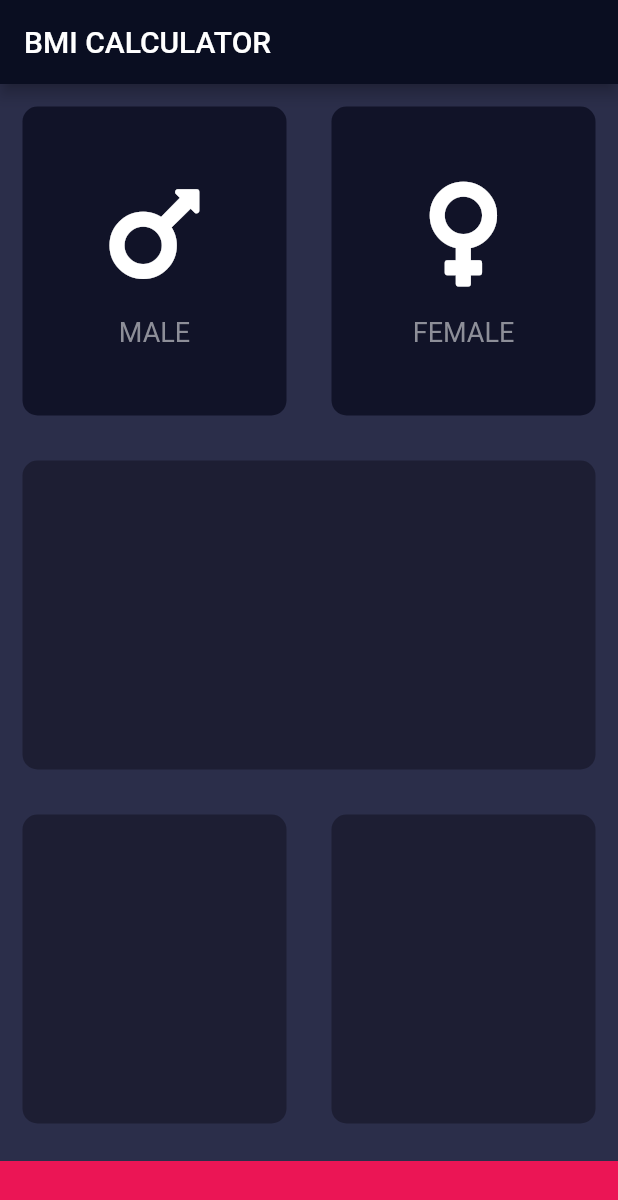
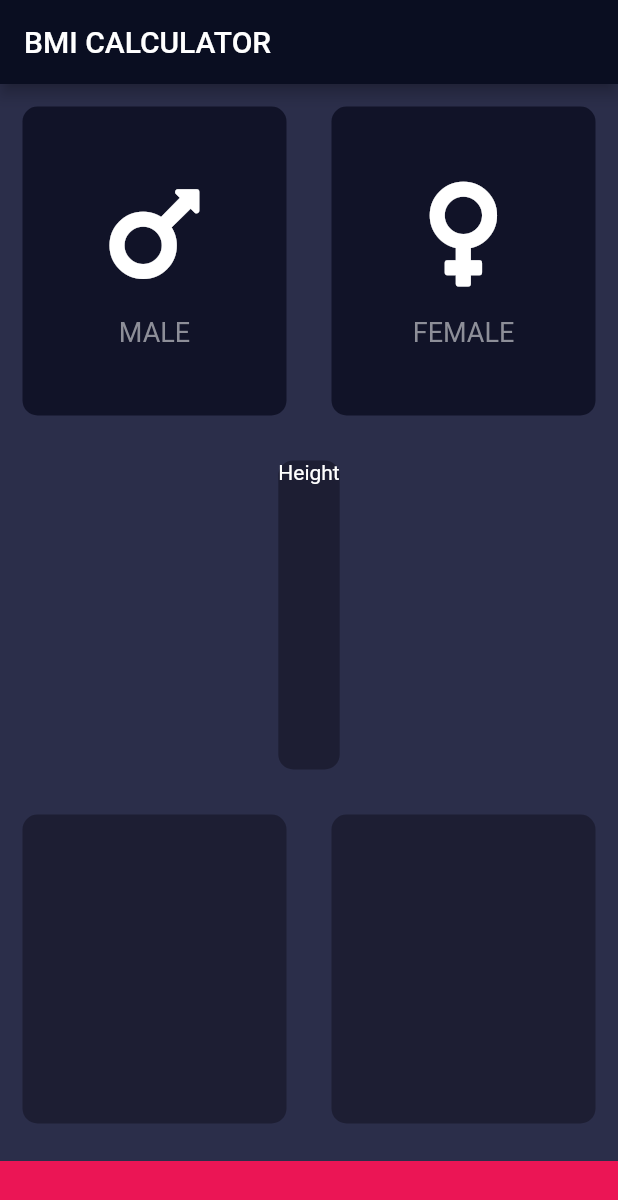
Before and after one commit to Sioomak/BMI-fullter-app, a Flutter app: the screen it shows after launch, on a phone screen of 412 x 824 dp. Shown: the top 1200 px of the screen. Run offline on Flutter 3.47's test engine with Material 2 defaults, Android fonts, the phone set to English and light mode, and no system bars; our stand-ins replace font_awesome_flutter.

Commit message:
all constants moved to a separate dart file

```diff
--- /dev/null
+++ b/lib/constants.dart
@@ -0,0 +1,11 @@
+import "package:flutter/material.dart";
+
+const labelTextStyle = TextStyle(
+  fontSize: 18.0,
+  color: Color(0xFF8D8E98),
+);
+
+const kBottomContainerHeight = 50.0;
+const kActiveCardsColor = Color(0xFF1D1E33);
+const kInactiveCardColor = Color(0xFF111328);
+const kBottomContainerColor = Color(0xFFEB1555);
--- a/lib/icont_content.dart
+++ b/lib/icont_content.dart
@@ -1,9 +1,5 @@
 import 'package:flutter/material.dart';
-
-const labelTextStyle = TextStyle(
-  fontSize: 18.0,
-  color: Color(0xFF8D8E98),
-);
+import 'constants.dart';
 
 class IconContent extends StatelessWidget {
   IconContent({this.icon, this.label});
--- a/lib/input_page.dart
+++ b/lib/input_page.dart
@@ -2,13 +2,7 @@ import 'package:flutter/material.dart';
 import 'package:font_awesome_flutter/font_awesome_flutter.dart';
 import 'icont_content.dart';
 import 'reusable_card.dart';
-
-const bottomContainerHeight = 50.0;
-
-const activeCardsColor = Color(0xFF1D1E33);
-const inactiveCardColor = Color(0xFF111328);
-
-const bottomContainerColor = Color(0xFFEB1555);
+import 'constants.dart';
 
 enum Gender {
   male,
@@ -42,8 +36,8 @@ class _InputPageState extends State<InputPage> {
                     });
                   },
                   colour: selectedGender == Gender.male
-                      ? activeCardsColor
-                      : inactiveCardColor,
+                      ? kActiveCardsColor
+                      : kInactiveCardColor,
                   cardChild: IconContent(
                     icon: FontAwesomeIcons.mars,
                     label: 'MALE',
@@ -58,8 +52,8 @@ class _InputPageState extends State<InputPage> {
                     });
                   },
                   colour: selectedGender == Gender.female
-                      ? activeCardsColor
-                      : inactiveCardColor,
+                      ? kActiveCardsColor
+                      : kInactiveCardColor,
                   cardChild: IconContent(
                     icon: FontAwesomeIcons.venus,
                     label: 'FEMALE',
@@ -70,7 +64,12 @@ class _InputPageState extends State<InputPage> {
           )),
           Expanded(
             child: ReusableCard(
-              colour: activeCardsColor,
+              colour: kActiveCardsColor,
+              cardChild: Column(
+                children: <Widget>[
+                  Text("Height"),
+                ],
+              ),
             ),
           ),
           Expanded(
@@ -78,21 +77,21 @@ class _InputPageState extends State<InputPage> {
             children: <Widget>[
               Expanded(
                 child: ReusableCard(
-                  colour: activeCardsColor,
+                  colour: kActiveCardsColor,
                 ),
               ),
               Expanded(
                 child: ReusableCard(
-                  colour: activeCardsColor,
+                  colour: kActiveCardsColor,
                 ),
               ),
             ],
           )),
           Container(
-            color: bottomContainerColor,
+            color: kBottomContainerColor,
             margin: EdgeInsets.only(top: 10.0),
             width: double.infinity,
-            height: bottomContainerHeight,
+            height: kBottomContainerHeight,
           ),
         ],
       ),
```
